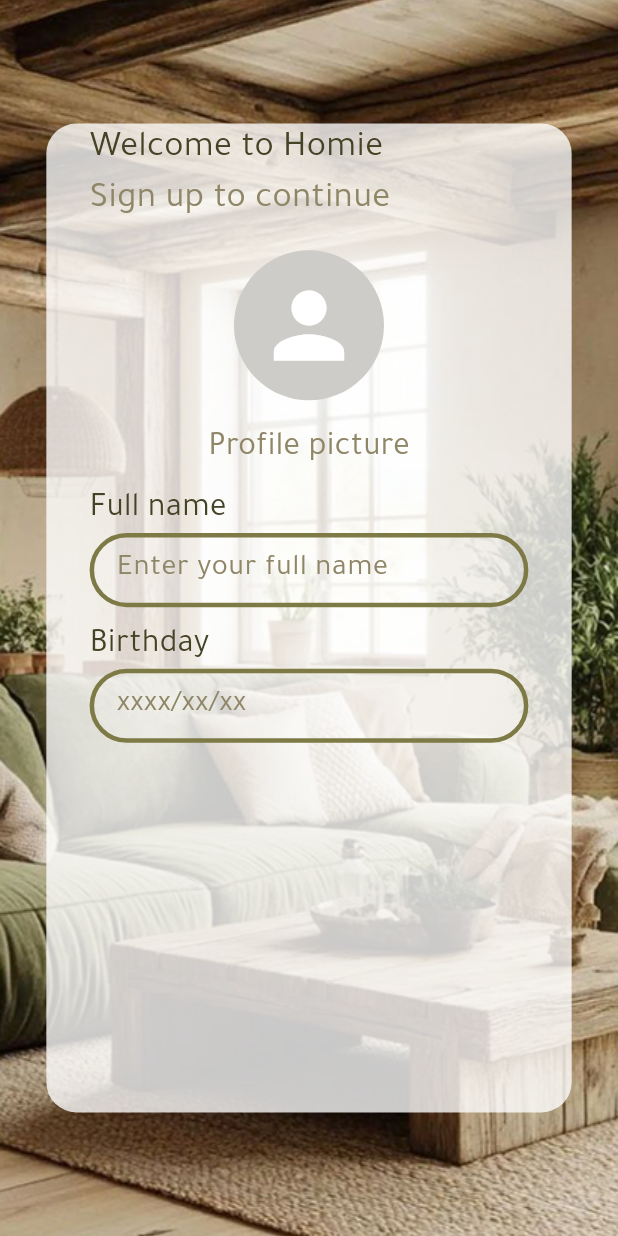
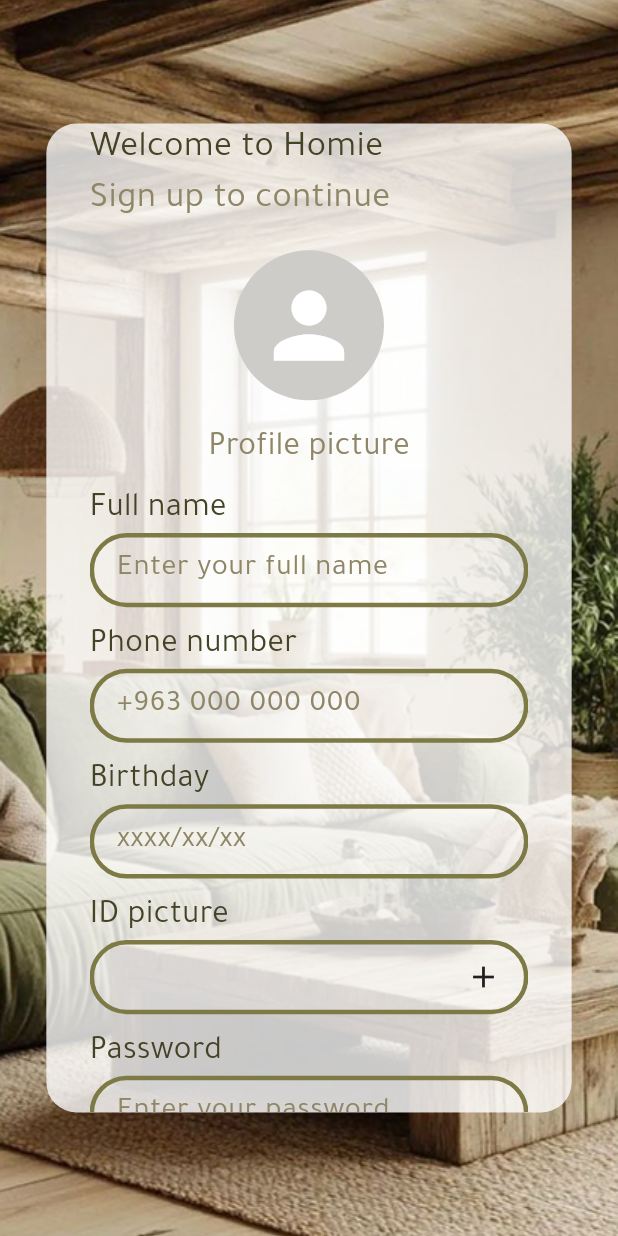
Before and after one commit to sarahZiadah/homie, a Flutter app: the screen it shows after launch, on a phone screen of 412 x 824 dp. Run offline on Flutter 3.47's test engine with Material 3 defaults, Android fonts, the phone set to English and light mode, and no system bars.

Commit message:
done the sign up (stateless)

```diff
--- a/lib/view/pages/sign_up.dart
+++ b/lib/view/pages/sign_up.dart
@@ -1,6 +1,5 @@
 import 'package:flutter/material.dart';
 import 'package:homie/view/widget/labeled_input_box.dart';
-
 
 class SignUp extends StatelessWidget {
   const SignUp({super.key});
@@ -27,9 +26,7 @@
               borderRadius: BorderRadius.circular(20),
             ),
             child: Padding(
-              padding: EdgeInsets.symmetric(
-                horizontal: size.width * 0.07,
-              ),
+              padding: EdgeInsets.symmetric(horizontal: size.width * 0.07),
               child: ListView(
                 children: [
                   Text(
@@ -72,8 +69,67 @@
                       ),
                     ),
                   ),
-                  LabeledInputBox(label: "Full name", hint: "Enter your full name"),
+                  LabeledInputBox(
+                    label: "Full name",
+                    hint: "Enter your full name",
+                  ),
+                  LabeledInputBox(
+                    label: "Phone number",
+                    hint: "+963 000 000 000",
+                  ),
                   LabeledInputBox(label: "Birthday", hint: "xxxx/xx/xx"),
+                  SizedBox(height: 10),
+                  Text(
+                    "ID picture",
+                    style: TextStyle(
+                      color: Color(0xff444326),
+                      fontFamily: "Tajawal",
+                      fontSize: 22,
+                    ),
+                  ),
+                  Container(
+                    height: size.height * 0.06,
+                    width: size.width * 0.8,
+                    decoration: BoxDecoration(
+                      borderRadius: BorderRadius.circular(25),
+                      border: Border.all(color: Color(0xff7D7A45), width: 3),
+                      color: Colors.white.withAlpha(300),
+                    ),
+                    padding: EdgeInsets.symmetric(horizontal: 15),
+                    alignment: Alignment.centerRight,
+                    child: Icon(Icons.add),
+                  ),
+                  LabeledInputBox(
+                    label: "Password",
+                    hint: "Enter your password",
+                  ),
+                  LabeledInputBox(
+                    label: "Confirm password",
+                    hint: "Enter your password again",
+                  ),
+                  SizedBox(height: 20),
+                  RichText(
+                    text: TextSpan(
+                      children: [
+                        TextSpan(
+                          text: "Already have an account?",
+                          style: TextStyle(
+                            color: Color(0xff7D7A45),
+                            fontSize: 22,
+                            fontFamily: "Tajawal",
+                          ),
+                        ),
+                        TextSpan(
+                          text: " Sign in",
+                          style: TextStyle(
+                            color: Color(0xff444326),
+                            fontSize: 22,
+                            fontFamily: "Tajawal",
+                          ),
+                        ),
+                      ],
+                    ),
+                  ),
                 ],
               ),
             ),
```
